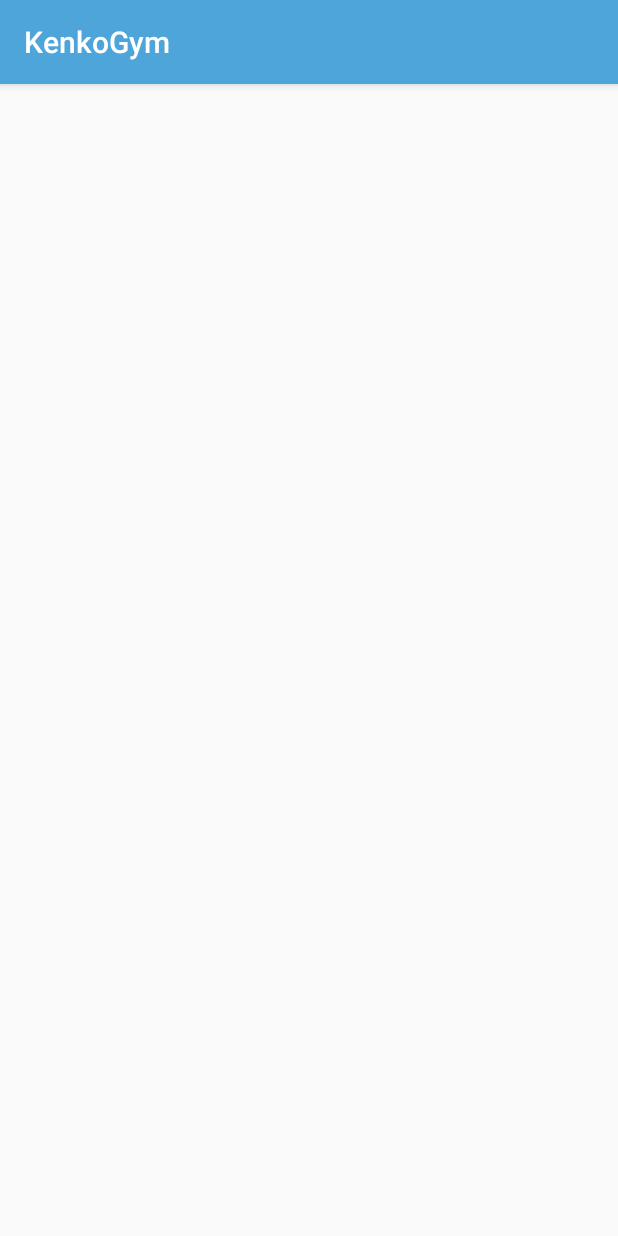
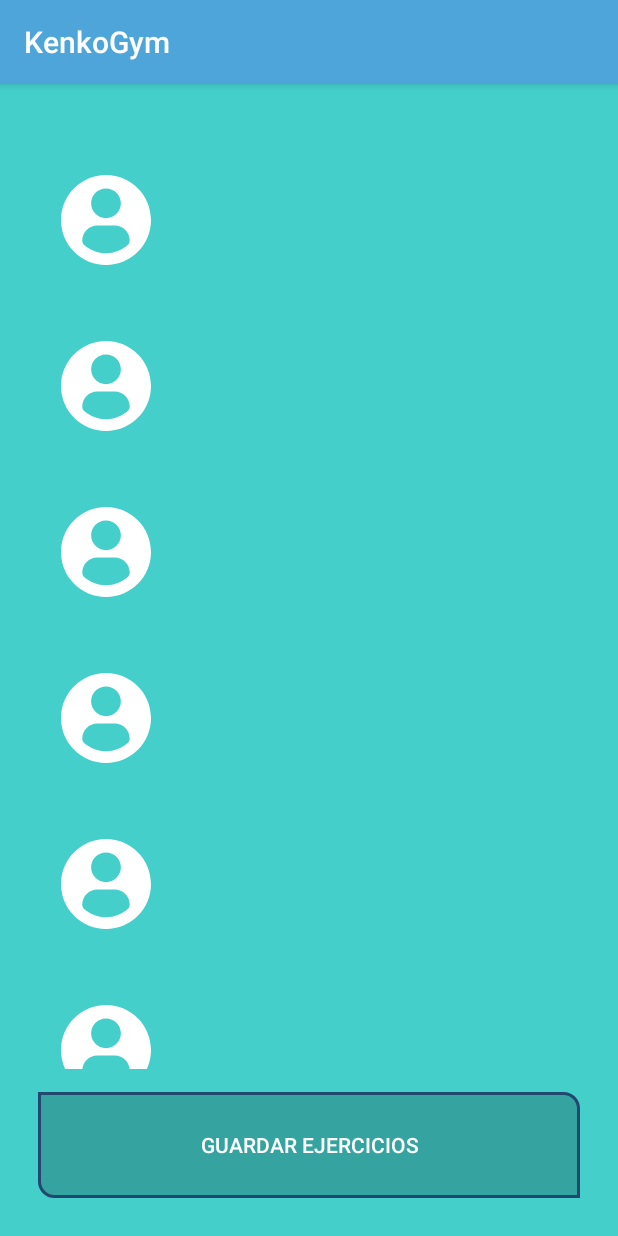
Before and after one commit to HFFY/CertificacionAndroid, an Android app: the TrainerActivity screen opened directly, with no data from a screen before it, on a phone screen of 412 x 824 dp. Run offline under Robolectric (Android 15) with nearby library versions, the phone set to English and light mode, and no system bars.

Commit message:
Recyclerviews

```diff
--- a/app/src/main/java/com/example/kenkogym/trainer/view/TrainerActivity.java
+++ b/app/src/main/java/com/example/kenkogym/trainer/view/TrainerActivity.java
@@ -1,16 +1,55 @@
 package com.example.kenkogym.trainer.view;
 
 import androidx.appcompat.app.AppCompatActivity;
+import androidx.recyclerview.widget.LinearLayoutManager;
+import androidx.recyclerview.widget.RecyclerView;
 
+import android.app.Activity;
 import android.os.Bundle;
+import android.view.View;
+import android.widget.Button;
 
 import com.example.kenkogym.R;
 
+import java.util.ArrayList;
+import java.util.List;
+
 public class TrainerActivity extends AppCompatActivity {
+
+    Button buttonSave;
+    RecyclerView recyclerViewExc;
+    LinearLayoutManager linearLayoutManager;
+    TrainerExcerciseSelectionAdapter adapter;
+    Activity activity = this;
 
     @Override
     protected void onCreate(Bundle savedInstanceState) {
         super.onCreate(savedInstanceState);
         setContentView(R.layout.activity_trainer);
+
+        buttonSave = findViewById(R.id.button_trainer_save);
+        recyclerViewExc = findViewById(R.id.recycler_excercises);
+
+        buttonSave.setOnClickListener(new View.OnClickListener() {
+            @Override
+            public void onClick(View view) {
+
+            }
+        });
+
+        List<String> strings = new ArrayList<>();
+        strings.add("");
+        strings.add("");
+        strings.add("");
+        strings.add("");
+        strings.add("");
+        strings.add("");
+        strings.add("");
+        strings.add("");
+
+        linearLayoutManager = new LinearLayoutManager(getApplicationContext());
+        recyclerViewExc.setLayoutManager(linearLayoutManager);
+        adapter = new TrainerExcerciseSelectionAdapter(activity,strings);
+        recyclerViewExc.setAdapter(adapter);
     }
 }
--- /dev/null
+++ b/app/src/main/java/com/example/kenkogym/trainer/view/TrainerExcerciseSelectionAdapter.java
@@ -0,0 +1,79 @@
+package com.example.kenkogym.trainer.view;
+
+import android.annotation.SuppressLint;
+import android.app.Activity;
+import android.view.LayoutInflater;
+import android.view.View;
+import android.view.ViewGroup;
+import android.widget.ImageView;
+import android.widget.LinearLayout;
+import android.widget.TextView;
+
+import com.example.kenkogym.R;
+
+import java.util.List;
+
+import androidx.recyclerview.widget.RecyclerView;
+
+public class TrainerExcerciseSelectionAdapter extends RecyclerView.Adapter<TrainerExcerciseSelectionAdapter.ViewHolder> {
+
+    private List<String> userModelList;
+    private Activity activity;
+
+    public TrainerExcerciseSelectionAdapter(Activity activity, List<String> userModelList) {
+        this.userModelList = userModelList;
+        this.activity = activity;
+    }
+
+    @Override
+    public ViewHolder onCreateViewHolder(ViewGroup parent, int viewType) {
+        View v = LayoutInflater.from(parent.getContext()).inflate(R.layout.trainer_excercise_selection_item, parent, false);
+        ViewHolder viewHolder = new ViewHolder(v);
+        return viewHolder;
+    }
+
+    @Override
+    public void onBindViewHolder(final ViewHolder holder, int position) {
+
+        switch (userModelList.get(position)){
+            default:
+                break;
+        }
+
+        holder.linearLayout.setOnClickListener(new View.OnClickListener() {
+            @Override
+            public void onClick(View view) {
+                if(holder.isCheced){
+                    holder.isCheced = false;
+                    holder.linearLayout.setBackgroundResource(0);
+                    //TODO: llamar a metodo para deseleccionar
+                }else{
+                    holder.isCheced = true;
+                    holder.linearLayout.setBackgroundResource(R.drawable.btn_principal);
+                }
+            }
+        });
+
+    }
+
+    @Override
+    public int getItemCount() {
+        return userModelList.size();
+    }
+
+    public static class ViewHolder extends RecyclerView.ViewHolder {
+
+        ImageView imageViewIcon;
+        TextView textViewName;
+        LinearLayout linearLayout;
+        Boolean isCheced;
+
+        public ViewHolder(View v) {
+            super(v);
+            imageViewIcon = v.findViewById(R.id.image_trainer_exc);
+            textViewName = v.findViewById(R.id.text_trainer_exc);
+            linearLayout = v.findViewById(R.id.linear_trainer_exc);
+            isCheced = false;
+        }
+    }
+}
--- a/app/src/main/res/layout/activity_trainer.xml
+++ b/app/src/main/res/layout/activity_trainer.xml
@@ -1,9 +1,39 @@
 <?xml version="1.0" encoding="utf-8"?>
-<androidx.constraintlayout.widget.ConstraintLayout xmlns:android="http://schemas.android.com/apk/res/android"
+<LinearLayout
+    xmlns:android="http://schemas.android.com/apk/res/android"
     xmlns:app="http://schemas.android.com/apk/res-auto"
     xmlns:tools="http://schemas.android.com/tools"
     android:layout_width="match_parent"
     android:layout_height="match_parent"
+    android:orientation="vertical"
+    android:background="@color/colorAccent"
     tools:context=".trainer.view.TrainerActivity">
 
-</androidx.constraintlayout.widget.ConstraintLayout>
+    <LinearLayout
+        android:layout_width="match_parent"
+        android:layout_height="match_parent"
+        android:orientation="vertical"
+        android:weightSum="10"
+        android:layout_margin="25dp"
+        android:gravity="center">
+
+        <androidx.recyclerview.widget.RecyclerView
+            android:id="@+id/recycler_excercises"
+            android:layout_width="match_parent"
+            android:layout_height="0dp"
+            android:orientation="vertical"
+            android:layout_weight="9"/>
+
+        <Button
+            android:id="@+id/button_trainer_save"
+            android:layout_width="match_parent"
+            android:layout_height="0dp"
+            android:layout_weight="1"
+            android:background="@drawable/btn_principal"
+            android:textColor="@color/colorWhite"
+            android:layout_marginTop="15dp"
+            android:text="@string/trainer_save"/>
+
+    </LinearLayout>
+
+</LinearLayout>
--- a/app/src/main/res/layout/student_list_item.xml
+++ b/app/src/main/res/layout/student_list_item.xml
@@ -1,6 +1,7 @@
 <?xml version="1.0" encoding="utf-8"?>
-<FrameLayout xmlns:android="http://schemas.android.com/apk/res/android"
-    xmlns:tools="http://schemas.android.com/tools"
+<FrameLayout
+    android:id="@+id/linear_student_list"
+    xmlns:android="http://schemas.android.com/apk/res/android"
     android:layout_width="match_parent"
     android:layout_height="wrap_content"
     android:padding="15dp">
@@ -42,7 +43,6 @@
                 android:padding="10dp"
                 android:layout_height="40dp"
                 android:gravity="start"
-                android:background="@drawable/container_edit_text"
                 style="@style/textViewSecondary"/>
         </LinearLayout>
     </LinearLayout>
--- /dev/null
+++ b/app/src/main/res/layout/trainer_excercise_selection_item.xml
@@ -0,0 +1,28 @@
+<?xml version="1.0" encoding="utf-8"?>
+<LinearLayout
+    android:id="@+id/linear_trainer_exc"
+    xmlns:android="http://schemas.android.com/apk/res/android"
+    android:orientation="horizontal"
+    android:layout_width="match_parent"
+    android:padding="15dp"
+    android:gravity="center_vertical"
+    android:layout_marginTop="20dp"
+    android:layout_height="wrap_content">
+
+    <ImageView
+        android:id="@+id/image_trainer_exc"
+        android:layout_width="60dp"
+        android:layout_height="60dp"
+        android:src="@drawable/ic_profile_user"
+        android:layout_marginRight="20dp"
+        android:tint="@color/colorWhite"/>
+
+    <TextView
+        android:id="@+id/text_trainer_exc"
+        android:layout_width="wrap_content"
+        android:layout_height="wrap_content"
+        android:textColor="@color/colorWhite"
+        android:textSize="20sp"
+        android:layout_weight="1"/>
+
+</LinearLayout>
--- a/app/src/main/res/values/strings.xml
+++ b/app/src/main/res/values/strings.xml
@@ -26,5 +26,6 @@
 
     <string name="appbar_scrolling_view_behavior" translatable="false">com.google.android.material.appbar.AppBarLayout$ScrollingViewBehavior</string>
 
+    <string name="trainer_save">Guardar ejercicios</string>
 
 </resources>
```
Also changed, not shown: app/src/main/java/com/example/kenkogym/excercises/view/ExcercisesActivity.java (+28 -0 lines), app/src/main/java/com/example/kenkogym/excercises/view/ExcercisesAdapter.java (added, +59 -0 lines), app/src/main/java/com/example/kenkogym/studentsList/view/StudentsListActivity.java (+7 -3 lines), app/src/main/java/com/example/kenkogym/studentsList/view/StudentsListViewAdapter.java (+14 -2 lines), app/src/main/java/com/example/kenkogym/userMain/view/UserMainActivity.java (+16 -0 lines), app/src/main/res/layout/activity_excercises.xml (+6 -6 lines), app/src/main/res/layout/excercises_item.xml (added, +28 -0 lines).
